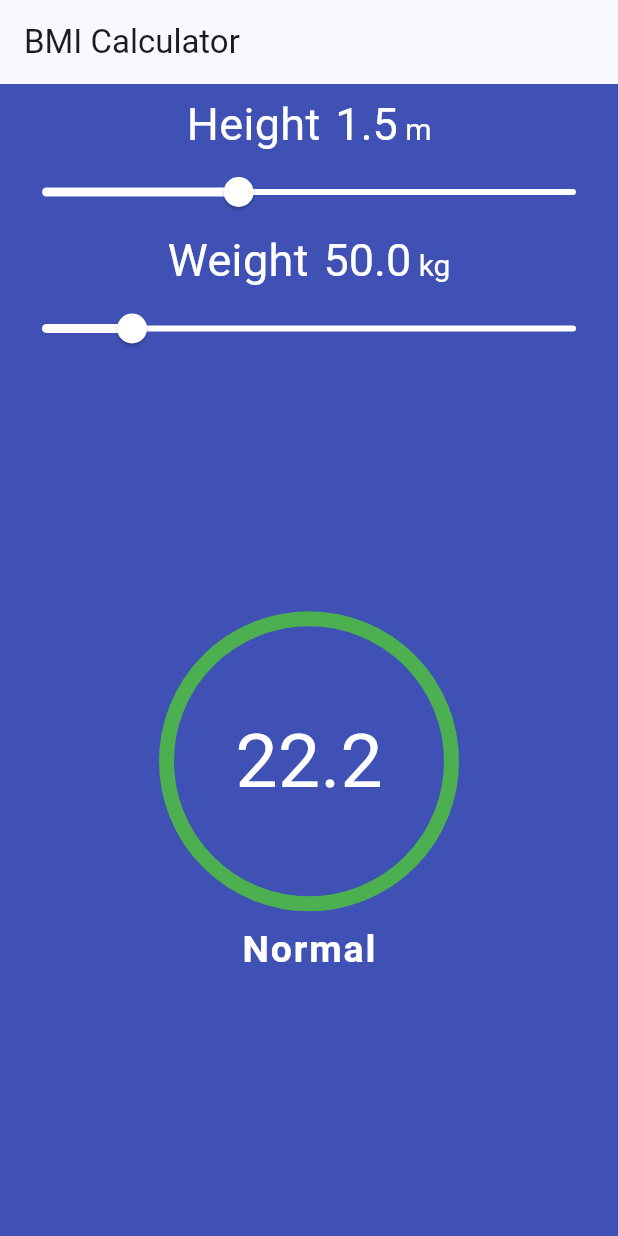
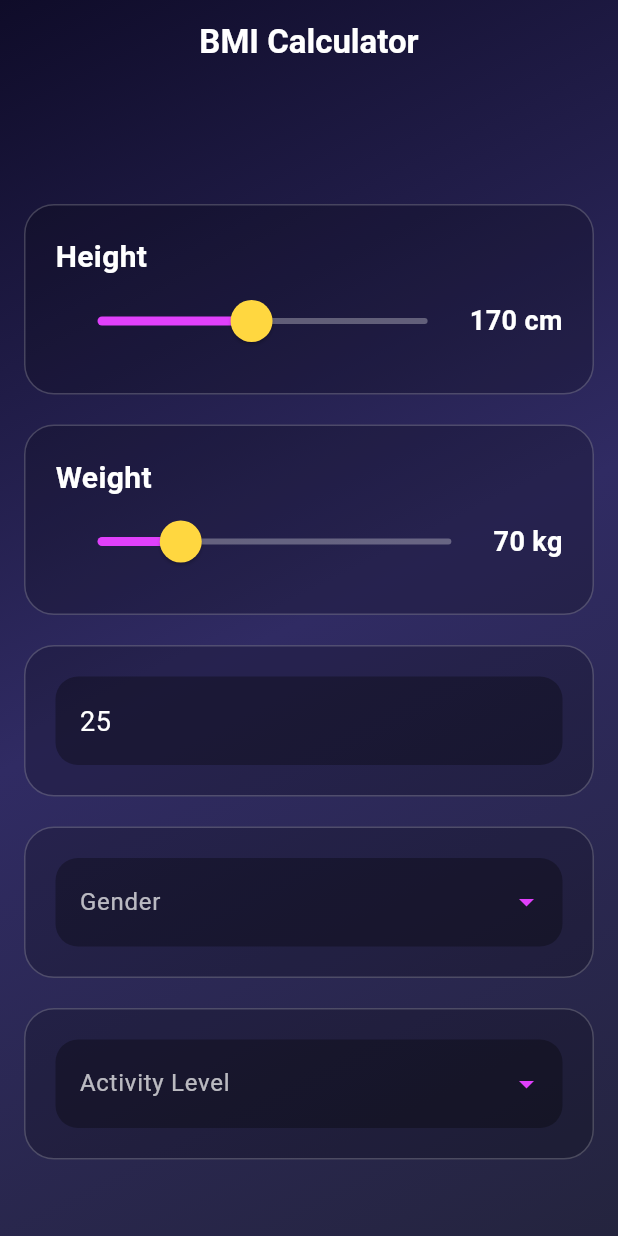
Before and after one commit to Ahadullislam/BMI_calculator, a Flutter app: the screen it shows after launch, on a phone screen of 412 x 824 dp. Run offline on Flutter 3.47's test engine with Material 3 defaults, Android fonts, the phone set to English and light mode, and no system bars.

Commit message:
feat: Implement modern, futuristic BMI calculator app

```diff
--- a/lib/bmi_home.dart
+++ b/lib/bmi_home.dart
@@ -1,173 +1,320 @@
-import 'dart:core';
+import 'package:bmi_calc/bmi_result_screen.dart';
+import 'package:flutter/material.dart';
 
-import 'package:bmi_calc/bmi_provider.dart';
-import 'package:bmi_calc/constant.dart';
-import 'package:flutter/material.dart';
-import 'package:provider/provider.dart';
+class BMIHome extends StatefulWidget {
+  const BMIHome({super.key});
 
-class BmiHome extends StatelessWidget {
-  const BmiHome({super.key});
+  @override
+  _BMIHomeState createState() => _BMIHomeState();
+}
+
+class _BMIHomeState extends State<BMIHome> {
+  final _formKey = GlobalKey<FormState>();
+  double _height = 170;
+  double _weight = 70;
+  int _age = 25;
+  String? _gender;
+  String? _activityLevel;
 
   @override
   Widget build(BuildContext context) {
     return Scaffold(
-      backgroundColor: backgroundcolor,
       appBar: AppBar(
-        title: const Text('BMI Calculator'),
+        title: const Text(
+          'BMI Calculator',
+          style: TextStyle(color: Colors.white, fontWeight: FontWeight.bold),
+        ),
+        backgroundColor: Colors.transparent,
+        elevation: 0,
+        centerTitle: true,
       ),
-      body: Padding(
-        padding: const EdgeInsets.only(left: 4.0, right: 4.0, top: 5.0),
-        child: Column(
-          children: [
-            Consumer<BmiProvider>(
-              builder: (context, provider, child) => BmiSlider(
-                label: 'Height',
-                unit: BMIUnit.m,
-                sliderV: provider.heightV,
-                slideDiv: 150,
-                slidermin: 1.1,
-                slidermax: 2.2,
-                onChange: (newValue) {
-                  provider.changeH(newValue);
-                },
-              ),
+      extendBodyBehindAppBar: true,
+      body: Container(
+        decoration: BoxDecoration(
+          gradient: LinearGradient(
+            colors: [Color(0xFF0f0c29), Color(0xFF302b63), Color(0xFF24243e)],
+            begin: Alignment.topLeft,
+            end: Alignment.bottomRight,
+          ),
+        ),
+        child: Padding(
+          padding: const EdgeInsets.fromLTRB(16.0, 80.0, 16.0, 16.0),
+          child: Form(
+            key: _formKey,
+            child: ListView(
+              children: [
+                _buildCard(
+                  child: _buildHeightSlider(),
+                ),
+                SizedBox(height: 20),
+                _buildCard(
+                  child: _buildWeightSlider(),
+                ),
+                SizedBox(height: 20),
+                _buildCard(
+                  child: _buildAgeField(),
+                ),
+                SizedBox(height: 20),
+                _buildCard(
+                  child: _buildGenderDropdown(),
+                ),
+                SizedBox(height: 20),
+                _buildCard(
+                  child: _buildActivityLevelDropdown(),
+                ),
+                SizedBox(height: 40),
+                _buildCalculateButton(),
+              ],
             ),
-            Consumer<BmiProvider>(
-              builder: (context, provider, child) => BmiSlider(
-                label: 'Weight',
-                unit: BMIUnit.kg,
-                sliderV: provider.weightV,
-                slideDiv: 200,
-                slidermin: 30,
-                slidermax: 150,
-                onChange: (newValue) {
-                  provider.changeW(newValue);
-                },
-              ),
-            ),
-            Consumer<BmiProvider>(
-              builder: (context, provider, child) => Expanded(
-                child: BmiResult(
-                    color: provider.color,
-                    bmi: provider.bmi,
-                    status: provider.status),
-              ),
-            ),
-          ],
+          ),
         ),
       ),
     );
   }
-}
 
-class BmiSlider extends StatelessWidget {
-  const BmiSlider({
-    super.key,
-    required this.label,
-    required this.unit,
-    required this.sliderV,
-    required this.slideDiv,
-    required this.slidermin,
-    required this.slidermax,
-    required this.onChange,
-  });
+  Widget _buildCard({required Widget child}) {
+    return Container(
+      padding: EdgeInsets.all(20),
+      decoration: BoxDecoration(
+        color: Colors.black.withOpacity(0.2),
+        borderRadius: BorderRadius.circular(20),
+        border: Border.all(color: Colors.white.withOpacity(0.2)),
+      ),
+      child: child,
+    );
+  }
 
-  final String label;
-  final BMIUnit unit;
-  final double sliderV;
-  final int slideDiv;
-  final double slidermax, slidermin;
-  final Function(double) onChange;
-
-  @override
-  Widget build(BuildContext context) {
+  Widget _buildHeightSlider() {
     return Column(
+      crossAxisAlignment: CrossAxisAlignment.start,
       children: [
+        Text('Height',
+            style: TextStyle(
+                color: Colors.white,
+                fontSize: 20,
+                fontWeight: FontWeight.bold)),
         Row(
-          crossAxisAlignment: CrossAxisAlignment.start,
-          mainAxisAlignment: MainAxisAlignment.center,
           children: [
-            Text(
-              label,
-              style: txtlabestyle,
+            Expanded(
+              child: SliderTheme(
+                data: SliderTheme.of(context).copyWith(
+                  activeTrackColor: Colors.purpleAccent,
+                  inactiveTrackColor: Colors.white.withOpacity(0.3),
+                  thumbColor: Colors.amberAccent,
+                  overlayColor: Colors.purpleAccent.withAlpha(0x29),
+                  thumbShape: RoundSliderThumbShape(enabledThumbRadius: 14.0),
+                  overlayShape: RoundSliderOverlayShape(overlayRadius: 28.0),
+                ),
+                child: Slider(
+                  value: _height,
+                  min: 100,
+                  max: 250,
+                  label: _height.round().toString(),
+                  onChanged: (double value) {
+                    setState(() {
+                      _height = value;
+                    });
+                  },
+                ),
+              ),
             ),
-            const SizedBox(
-              width: 10,
-            ),
-            Padding(
-              padding: const EdgeInsets.symmetric(vertical: 4.0),
-              child: RichText(
-                  text: TextSpan(
-                      text: sliderV.toStringAsFixed(1),
-                      style: txtvaluestyle,
-                      children: [
-                    TextSpan(
-                      text: ' ${unit.name}',
-                      style: txtlabestyle.copyWith(fontSize: 20),
-                    )
-                  ])),
-            )
+            Text('${_height.round()} cm',
+                style: TextStyle(
+                    color: Colors.white,
+                    fontSize: 18,
+                    fontWeight: FontWeight.bold)),
           ],
         ),
-        Slider(
-          activeColor: Colors.white,
-          inactiveColor: Colors.white,
-          label: sliderV.toStringAsFixed(1),
-          value: sliderV,
-          divisions: slideDiv,
-          max: slidermax,
-          min: slidermin,
-          onChanged: (value) {
-            onChange(value);
-          },
-        )
       ],
     );
   }
-}
 
-class BmiResult extends StatelessWidget {
-  final Color color;
-  final double bmi;
-  final String status;
-
-  const BmiResult(
-      {super.key,
-      required this.color,
-      required this.bmi,
-      required this.status});
-
-  @override
-  Widget build(BuildContext context) {
+  Widget _buildWeightSlider() {
     return Column(
-      mainAxisAlignment: MainAxisAlignment.center,
+      crossAxisAlignment: CrossAxisAlignment.start,
       children: [
-        AnimatedContainer(
-          duration: const Duration(microseconds: 500),
-          alignment: Alignment.center,
-          width: 200,
-          height: 200,
-          decoration: BoxDecoration(
-              shape: BoxShape.circle,
-              border: Border.all(color: color, width: 10)),
-          child: Text(
-            bmi.toStringAsFixed(1),
-            style: txtvaluestyle.copyWith(fontSize: 50),
-          ),
+        Text('Weight',
+            style: TextStyle(
+                color: Colors.white,
+                fontSize: 20,
+                fontWeight: FontWeight.bold)),
+        Row(
+          children: [
+            Expanded(
+              child: SliderTheme(
+                data: SliderTheme.of(context).copyWith(
+                  activeTrackColor: Colors.purpleAccent,
+                  inactiveTrackColor: Colors.white.withOpacity(0.3),
+                  thumbColor: Colors.amberAccent,
+                  overlayColor: Colors.purpleAccent.withAlpha(0x29),
+                  thumbShape: RoundSliderThumbShape(enabledThumbRadius: 14.0),
+                  overlayShape: RoundSliderOverlayShape(overlayRadius: 28.0),
+                ),
+                child: Slider(
+                  value: _weight,
+                  min: 30,
+                  max: 200,
+                  label: _weight.round().toString(),
+                  onChanged: (double value) {
+                    setState(() {
+                      _weight = value;
+                    });
+                  },
+                ),
+              ),
+            ),
+            Text('${_weight.round()} kg',
+                style: TextStyle(
+                    color: Colors.white,
+                    fontSize: 18,
+                    fontWeight: FontWeight.bold)),
+          ],
         ),
-        Padding(
-          padding: const EdgeInsets.symmetric(vertical: 8.0),
-          child: Text(
-            status,
-            style: const TextStyle(
-              letterSpacing: 1.2,
-              fontSize: 25,
-              color: Colors.white,
-              fontWeight: FontWeight.bold,
-            ),
-          ),
-        )
       ],
     );
   }
+
+  Widget _buildAgeField() {
+    return TextFormField(
+      initialValue: _age.toString(),
+      decoration: _inputDecoration('Age'),
+      style: TextStyle(color: Colors.white, fontSize: 18),
+      keyboardType: TextInputType.number,
+      validator: (value) {
+        if (value == null || value.isEmpty) {
+          return 'Please enter your age';
+        }
+        if (int.tryParse(value) == null || int.parse(value) <= 0) {
+          return 'Please enter a valid age';
+        }
+        return null;
+      },
+      onSaved: (value) {
+        _age = int.parse(value!);
+      },
+    );
+  }
+
+  Widget _buildGenderDropdown() {
+    return DropdownButtonFormField<String>(
+      value: _gender,
+      decoration: _inputDecoration('Gender'),
+      dropdownColor: Color(0xFF302b63),
+      icon: Icon(Icons.arrow_drop_down, color: Colors.purpleAccent),
+      style: TextStyle(color: Colors.white, fontSize: 18),
+      items: ['Male', 'Female']
+          .map((label) => DropdownMenuItem(
+                child: Text(label),
+                value: label,
+              ))
+          .toList(),
+      onChanged: (value) {
+        setState(() {
+          _gender = value;
+        });
+      },
+      validator: (value) => value == null ? 'Please select a gender' : null,
+    );
+  }
+
+  Widget _buildActivityLevelDropdown() {
+    return DropdownButtonFormField<String>(
+      value: _activityLevel,
+      decoration: _inputDecoration('Activity Level'),
+      dropdownColor: Color(0xFF302b63),
+      isExpanded: true,
+      icon: Icon(Icons.arrow_drop_down, color: Colors.purpleAccent),
+      style: TextStyle(color: Colors.white, fontSize: 18),
+      items: [
+        'Sedentary (little or no exercise)',
+        'Lightly active (light exercise/sports 1-3 days/week)',
+        'Moderately active (moderate exercise/sports 3-5 days/week)',
+        'Very active (hard exercise/sports 6-7 days a week)',
+        'Extra active (very hard exercise/sports & physical job)'
+      ]
+          .map((label) => DropdownMenuItem(
+                child: Text(
+                  label,
+                  overflow: TextOverflow.ellipsis,
+                ),
+                value: label,
+              ))
+          .toList(),
+      onChanged: (value) {
+        setState(() {
+          _activityLevel = value;
+        });
+      },
+      validator: (value) =>
+          value == null ? 'Please select an activity level' : null,
+    );
+  }
+
+  InputDecoration _inputDecoration(String label) {
+    return InputDecoration(
+      labelText: label,
+      labelStyle: TextStyle(color: Colors.white.withOpacity(0.7)),
+      floatingLabelBehavior: FloatingLabelBehavior.never,
+      filled: true,
+      fillColor: Colors.black.withOpacity(0.3),
+      border: OutlineInputBorder(
+        borderRadius: BorderRadius.circular(15),
+        borderSide: BorderSide.none,
+      ),
+      errorStyle: TextStyle(color: Colors.amberAccent),
+    );
+  }
+
+  Widget _buildCalculateButton() {
+    return ElevatedButton(
+      style: ElevatedButton.styleFrom(
+        backgroundColor: Colors.purpleAccent,
+        padding: EdgeInsets.symmetric(vertical: 20),
+        shape: RoundedRectangleBorder(
+          borderRadius: BorderRadius.circular(15),
+        ),
+        shadowColor: Colors.purpleAccent.withOpacity(0.5),
+        elevation: 10,
+      ),
+      onPressed: () {
+        if (_formKey.currentState!.validate()) {
+          _formKey.currentState!.save();
+          Navigator.push(
+            context,
+            PageRouteBuilder(
+              pageBuilder: (context, animation, secondaryAnimation) =>
+                  BMIResultScreen(
+                height: _height,
+                weight: _weight,
+                age: _age,
+                gender: _gender!,
+                activityLevel: _activityLevel!,
+              ),
+              transitionsBuilder:
+                  (context, animation, secondaryAnimation, child) {
+                var begin = Offset(0.0, 1.0);
+                var end = Offset.zero;
+                var curve = Curves.ease;
+
+                var tween = Tween(begin: begin, end: end)
+                    .chain(CurveTween(curve: curve));
+
+                return SlideTransition(
+                  position: animation.drive(tween),
+                  child: child,
+                );
+              },
+            ),
+          );
+        }
+      },
+      child: Text(
+        'Calculate BMI',
+        style: TextStyle(
+            fontSize: 20,
+            fontWeight: FontWeight.bold,
+            color: Colors.white),
+      ),
+    );
+  }
 }
--- a/lib/main.dart
+++ b/lib/main.dart
@@ -1,13 +1,9 @@
-import 'package:bmi_calc/bmi_provider.dart';
+import 'package:bmi_calc/splash_screen.dart';
 import 'package:flutter/material.dart';
 import 'dart:core';
-import 'package:bmi_calc/bmi_home.dart';
-import 'package:provider/provider.dart';
 
 void main() {
-  runApp(ChangeNotifierProvider(
-      create: (context)=> BmiProvider(),
-      child: const MyApp()));
+  runApp(const MyApp());
 }
 
 class MyApp extends StatelessWidget {
@@ -22,7 +18,7 @@ class MyApp extends StatelessWidget {
         useMaterial3: true,
       ),
       title: 'BMI Calculator',
-      home: const BmiHome(),
+      home: SplashScreen(),
     );
   }
 }
--- a/pubspec.yaml
+++ b/pubspec.yaml
@@ -60,9 +60,8 @@ flutter:
   uses-material-design: true
 
   # To add assets to your application, add an assets section, like this:
-  # assets:
-  #   - images/a_dot_burr.jpeg
-  #   - images/a_dot_ham.jpeg
+  assets:
+    - assets/
 
   # An image asset can refer to one or more resolution-specific "variants", see
   # https://flutter.dev/assets-and-images/#resolution-aware
```
Also changed, not shown: lib/bmi_result_screen.dart (added, +251 -0 lines), lib/splash_screen.dart (added, +53 -0 lines), assets/logo.png (added).
